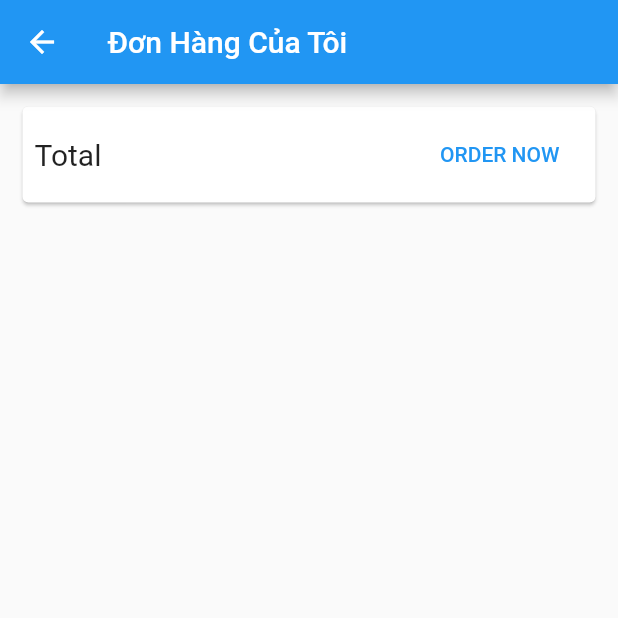
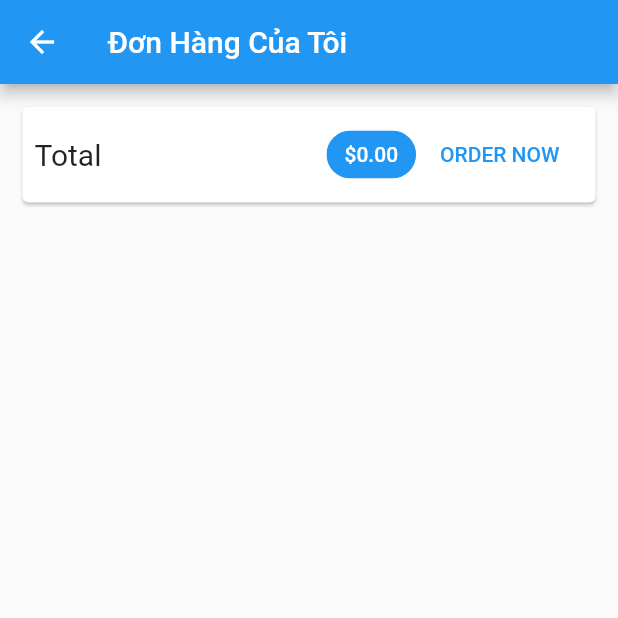
Before and after one commit to AnhTan1420/AppKeyboard_Flutter, a Flutter app: the CartScreen screen opened directly, after a tap on "ORDER NOW", on a phone screen of 412 x 824 dp, the top half of it. Run offline on Flutter 3.47's test engine with Material 2 defaults, Android fonts, the phone set to English and light mode, and no system bars; our stand-ins replace get; missing offline and left inert: kleyboardshop.

Commit message:
[tungnx] update cart screen

```diff
--- a/lib/providers/cart.dart
+++ b/lib/providers/cart.dart
@@ -23,6 +23,14 @@ class Cart with ChangeNotifier {
 
   int get itemCount {
     return _items.length;
+  }
+
+  double get totalAmount {
+    var total = 0.0;
+    _items.forEach((key, cartItem) {
+      total += cartItem.price * cartItem.quantity;
+    });
+    return total;
   }
 
   void addItem(
--- a/lib/screens/cart_screen.dart
+++ b/lib/screens/cart_screen.dart
@@ -1,6 +1,7 @@
 import 'package:flutter/material.dart';
 import 'package:provider/provider.dart';
 import '../providers/cart.dart' show Cart;
+import '../widgets/cart_item.dart';
 
 class CartScreen extends StatelessWidget {
   static const routeName = '/cart';
@@ -28,12 +29,21 @@ class CartScreen extends StatelessWidget {
                     style: TextStyle(fontSize: 20),
                   ),
                   const Spacer(),
-
+                  Chip(
+                    label: Text(
+                      '\$${cart.totalAmount.toStringAsFixed(2)}',
+                      style: TextStyle(
+                        color: Theme.of(context).primaryTextTheme.headline6!.color,
+                      ),
+                    ),
+                    backgroundColor: Theme.of(context).primaryColor,
+                  ),
 
                   FlatButton(
                     child: const Text('ORDER NOW'),
                     onPressed: () {
 
+                    cart.clear();
                     },
                     textColor: Theme.of(context).primaryColor,
                   )
@@ -42,7 +52,18 @@ class CartScreen extends StatelessWidget {
             ),
           ),
           const SizedBox(height: 10),
-
+          Expanded(
+            child: ListView.builder(
+              itemCount: cart.items.length,
+              itemBuilder: (ctx, i) => CartItem(
+                cart.items.values.toList()[i].id,
+                cart.items.keys.toList()[i],
+                cart.items.values.toList()[i].price,
+                cart.items.values.toList()[i].quantity,
+                cart.items.values.toList()[i].title,
+              ),
+            ),
+          )
         ],
       ),
     );
```
